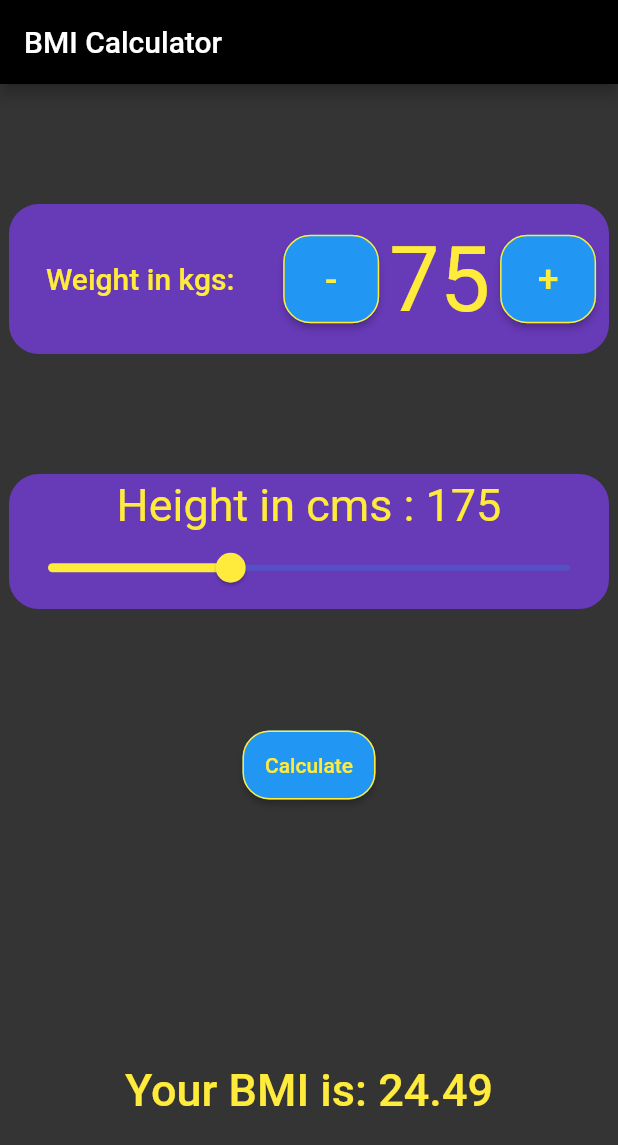
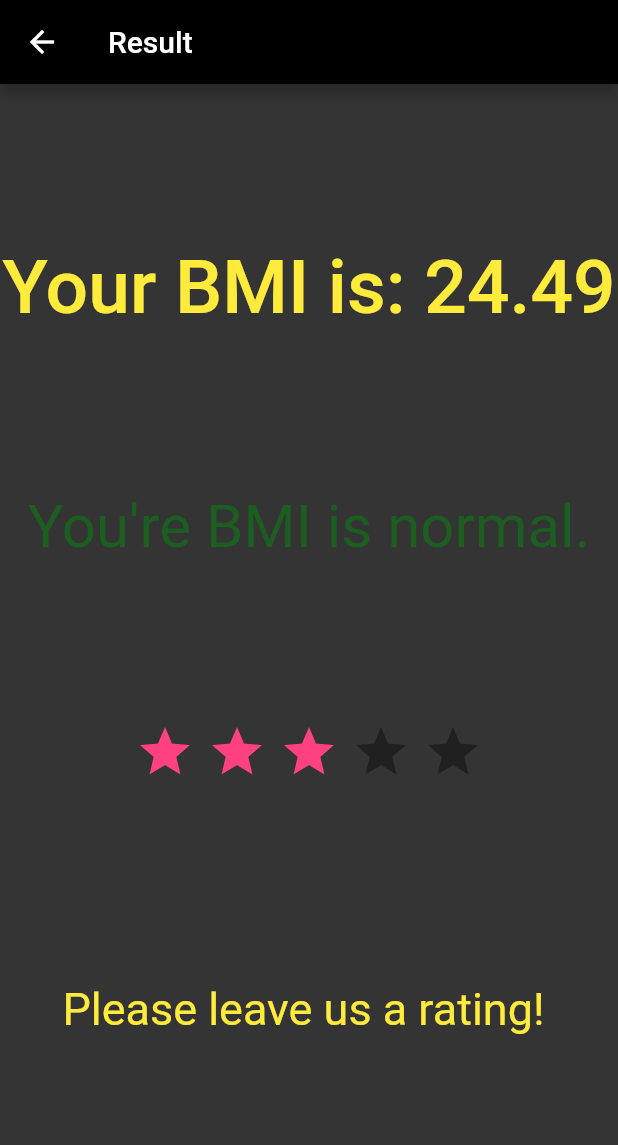
Before and after one commit to Abhyudayk29/bmicalcapp, a Flutter app: the screen it shows after launch, after a tap on "Calculate", on a phone screen of 412 x 824 dp. Shown: the top 1145 px of the screen. Run offline on Flutter 3.47's test engine with Material 2 defaults, Android fonts, the phone set to English and light mode, and no system bars; drawn by our look-alikes of flutter_rating_bar.

Commit message:
Second page added

```diff
--- /dev/null
+++ b/lib/Second_page.dart
@@ -0,0 +1,102 @@
+import 'package:flutter/material.dart';
+import 'package:flutter_rating_bar/flutter_rating_bar.dart';
+class SecondPage extends StatelessWidget{
+  double bmi;
+  double radius = 20.0;
+  SecondPage({required this.bmi,});
+  @override
+  Widget build(BuildContext context) {
+    return Scaffold(
+        backgroundColor: Color.fromARGB(255,52, 52, 52),
+        appBar: AppBar(
+          title: Text("Result", style: TextStyle(color: Colors.white)),
+          backgroundColor: Colors.black,
+        ),
+
+        body:
+        Center(
+
+            child:Column(
+                mainAxisAlignment: MainAxisAlignment.spaceEvenly,
+                children: [
+                  Text(
+                      bmi == null ? "Enter Value" : "Your BMI is: ${bmi.toStringAsFixed(2)}",
+                      style: TextStyle(
+                        color: Colors.yellow,
+                        fontSize: 50,
+                        fontWeight: FontWeight.w500,
+                      )),
+                  if (18.5 < bmi ) ...[
+                    if (bmi < 24.9) ...[
+                      Text("You're BMI is normal.",
+                        style: TextStyle(
+                            color: Colors.green[900],
+                            fontSize: 40
+                        ),)
+                    ]
+                  ],
+                  if (18.5 > bmi)...[
+                    Text("You're underweight!",
+                      style: TextStyle(
+                          color: Colors.orange,
+                          fontSize: 40
+                      ),)
+                  ],
+                  if (bmi > 24.9) ...[
+                    Text("You're overweight!",
+                        style: TextStyle(
+                            color: Colors.red,
+                            fontSize: 40)
+                    ),
+                  ],
+                  RatingBar.builder(
+                    initialRating: 3,
+                    minRating: 1,
+                    direction: Axis.horizontal,
+                    allowHalfRating: true,
+                    itemCount: 5,
+                    itemPadding: EdgeInsets.symmetric(horizontal: 4.0),
+                    itemBuilder: (context, _) => Icon(
+                      Icons.star,
+                      color: Colors.pinkAccent,
+                    ),
+                    onRatingUpdate: (rating) {
+                      print(rating);
+                    },
+                  ),
+                  Container(
+                    height: 90,
+                    width: 400,
+                    decoration: BoxDecoration(
+                      color:  Color.fromARGB(255,52, 52, 52),
+                      borderRadius: BorderRadius.circular(radius),
+                      border: Border.all(
+                        color: Color.fromARGB(255,52, 52, 52),
+                        width: 2.0,
+                      ),
+                    ),
+                  child: Column(
+                      mainAxisAlignment: MainAxisAlignment.spaceEvenly,
+                     children: [
+                       Text(
+                               "Please leave us a rating! ",
+                             style: TextStyle(
+                            fontSize: 30,
+                             color: Colors.yellow,
+                             ),
+                   ),
+    ]
+                    )
+
+
+
+
+                  )
+
+                ]
+            )
+        )
+    );
+  }
+
+}
--- a/lib/main.dart
+++ b/lib/main.dart
@@ -1,6 +1,8 @@
 import 'dart:math';
 
 import 'package:flutter/material.dart';
+
+import 'package:bmicalc/Second_page.dart';
 
 void main() {
   runApp(const MyApp());
@@ -167,7 +169,9 @@ class _MyHomePageState extends State<MyHomePage> {
                       RoundedRectangleBorder(
                           borderRadius: BorderRadius.circular(18.0),
                           side: BorderSide(color: Colors.yellow)))),
-              onPressed: BMI,
+              onPressed:  () {BMI();
+                Navigator.push(context,MaterialPageRoute(builder: (context){return SecondPage(bmi:bmi,);} ),);
+              },
             ),
             SizedBox(height: 15),
             Text(
--- a/pubspec.yaml
+++ b/pubspec.yaml
@@ -29,13 +29,13 @@ environment:
 # the latest version available on pub.dev. To see which dependencies have newer
 # versions available, run `flutter pub outdated`.
 dependencies:
-  flutter:
-    sdk: flutter
 
 
   # The following adds the Cupertino Icons font to your application.
   # Use with the CupertinoIcons class for iOS style icons.
   cupertino_icons: ^1.0.2
+  flutter_rating_bar: ^4.0.1
+
 
 dev_dependencies:
   flutter_test:
```
Also changed, not shown: pubspec.lock.
